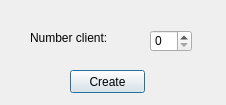
19127312/Socket, file Server/ServerCreate.ui: the form before one commit.
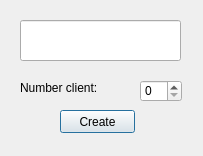
The form after the commit.

```diff
--- a/Server/ServerCreate.ui
+++ b/Server/ServerCreate.ui
@@ -6,8 +6,8 @@
    <rect>
     <x>0</x>
     <y>0</y>
-    <width>226</width>
-    <height>105</height>
+    <width>203</width>
+    <height>156</height>
    </rect>
   </property>
   <property name="windowTitle">
@@ -16,8 +16,8 @@
   <widget class="QPushButton" name="CreateButton">
    <property name="geometry">
     <rect>
-     <x>70</x>
-     <y>70</y>
+     <x>60</x>
+     <y>110</y>
      <width>75</width>
      <height>23</height>
     </rect>
@@ -29,8 +29,8 @@
   <widget class="QLabel" name="label">
    <property name="geometry">
     <rect>
-     <x>30</x>
-     <y>30</y>
+     <x>20</x>
+     <y>80</y>
      <width>111</width>
      <height>16</height>
     </rect>
@@ -42,13 +42,26 @@
   <widget class="QSpinBox" name="spinBox">
    <property name="geometry">
     <rect>
-     <x>150</x>
-     <y>30</y>
+     <x>140</x>
+     <y>80</y>
      <width>42</width>
      <height>22</height>
     </rect>
    </property>
   </widget>
+  <widget class="QLineEdit" name="IP">
+   <property name="geometry">
+    <rect>
+     <x>20</x>
+     <y>20</y>
+     <width>161</width>
+     <height>41</height>
+    </rect>
+   </property>
+   <property name="styleSheet">
+    <string notr="true">font-size: 12pt</string>
+   </property>
+  </widget>
  </widget>
  <resources/>
  <connections/>
```
